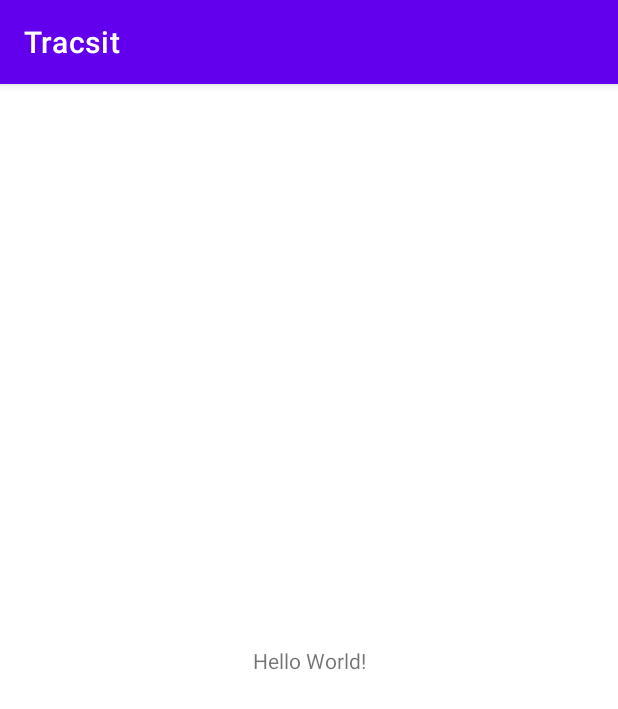
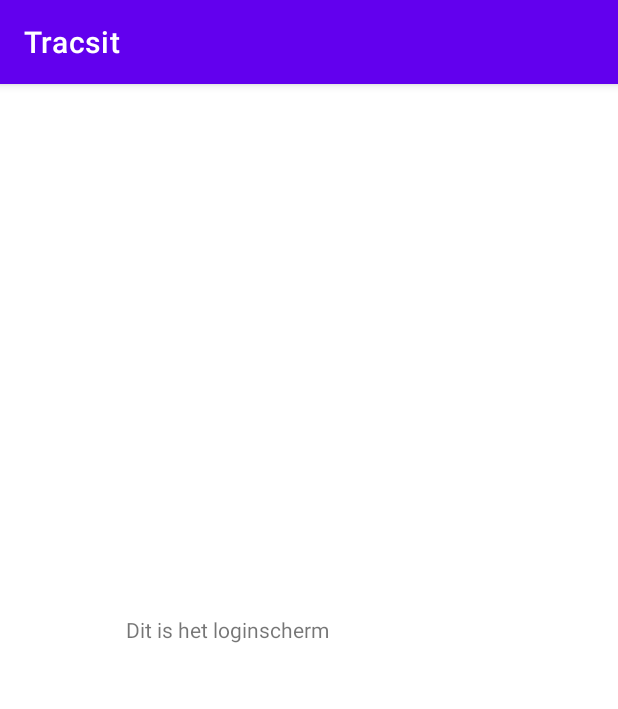
Before and after one commit to Maxet1000/appDevProject_Edmond_Max, an Android app: the screen it shows after launch (MainActivity), on a phone screen of 412 x 824 dp. Shown: the top 709 px of the screen. Run offline under Robolectric (Android 15) with nearby library versions, the phone set to English and light mode, and no system bars.

Commit message:
inlogactivity
Signed-off-by: giothysham <edmond.tsampanis@student.uhasselt.be>

```diff
--- a/app/build.gradle
+++ b/app/build.gradle
@@ -6,6 +6,10 @@ plugins {
 android {
     namespace 'com.example.tracsit'
     compileSdk 33
+
+    buildFeatures {
+        viewBinding = true
+    }
 
     defaultConfig {
         applicationId "com.example.tracsit"
--- /dev/null
+++ b/app/src/main/java/com/example/tracsit/LogInActivity.kt
@@ -0,0 +1,7 @@
+package com.example.tracsit
+
+class LogInActivity {
+
+//Hierin komt de logica van het inloggen met google
+
+}
--- a/app/src/main/java/com/example/tracsit/MainActivity.kt
+++ b/app/src/main/java/com/example/tracsit/MainActivity.kt
@@ -1,11 +1,19 @@
 package com.example.tracsit
-
+import android.content.Intent
+import android.os.Bundle
 import androidx.appcompat.app.AppCompatActivity
-import android.os.Bundle
+import com.example.tracsit.databinding.ActivityLoginBinding
+import com.example.tracsit.databinding.ActivityMainBinding
 
 class MainActivity : AppCompatActivity() {
+
+    private lateinit var main: ActivityMainBinding
+    private lateinit var login: ActivityLoginBinding
+
     override fun onCreate(savedInstanceState: Bundle?) {
         super.onCreate(savedInstanceState)
-        setContentView(R.layout.activity_main)
+        login = ActivityLoginBinding.inflate(layoutInflater)
+        setContentView(login.root)
+
     }
 }
--- /dev/null
+++ b/app/src/main/res/layout/activity_login.xml
@@ -0,0 +1,17 @@
+<?xml version="1.0" encoding="utf-8"?>
+<androidx.constraintlayout.widget.ConstraintLayout xmlns:android="http://schemas.android.com/apk/res/android"
+    xmlns:app="http://schemas.android.com/apk/res-auto"
+    xmlns:tools="http://schemas.android.com/tools"
+    android:layout_width="match_parent"
+    android:layout_height="match_parent">
+
+    <TextView
+        android:id="@+id/textView"
+        android:layout_width="244dp"
+        android:layout_height="60dp"
+        android:text="Dit is het loginscherm"
+        app:layout_constraintBottom_toBottomOf="parent"
+        app:layout_constraintEnd_toEndOf="parent"
+        app:layout_constraintStart_toStartOf="parent"
+        app:layout_constraintTop_toTopOf="parent" />
+</androidx.constraintlayout.widget.ConstraintLayout>
```
Also changed, not shown: 1 other file.
